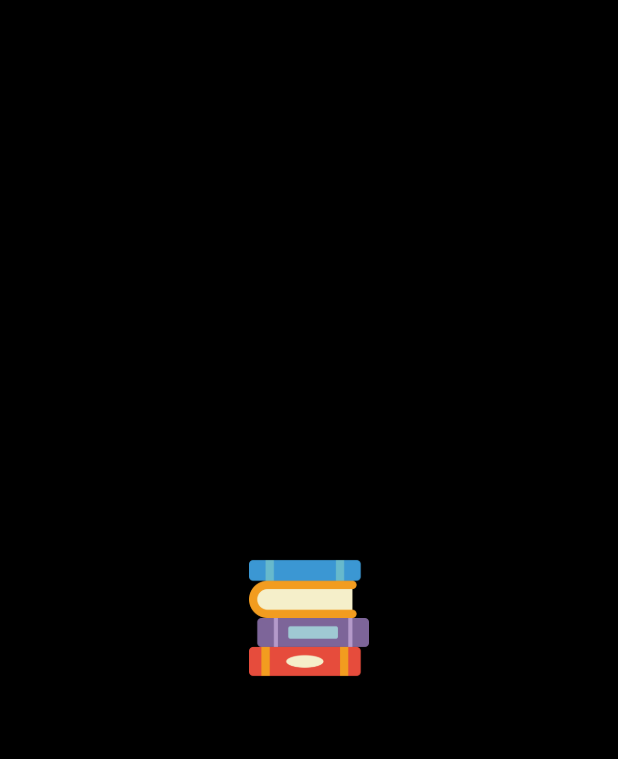
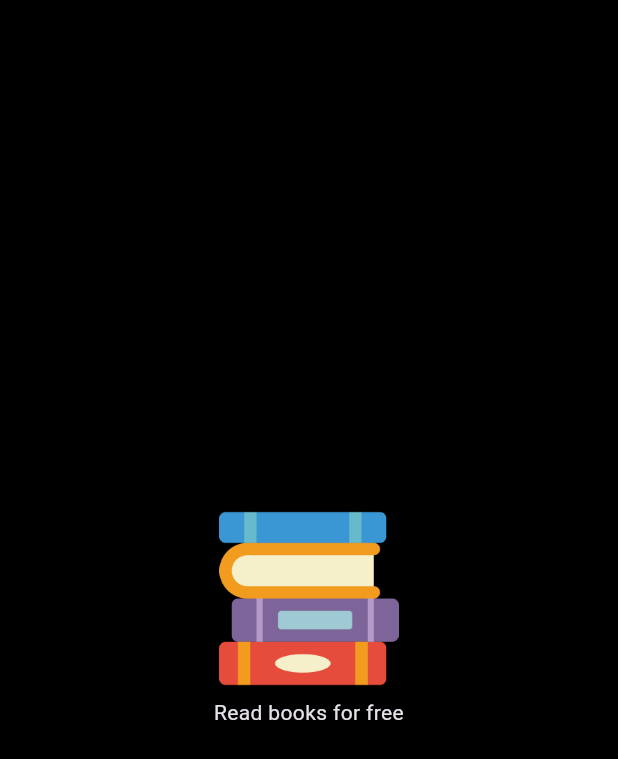
Before and after one commit to Ahmedyehia122/Bookly-App, a Flutter app: the screen it shows after launch, on a phone screen of 412 x 824 dp. Shown: the top 759 px of the screen. Run offline on Flutter 3.47's test engine with Material 3 defaults, Android fonts, the phone set to English and light mode, and no system bars; our stand-ins replace flutter_screenutil, get.

Commit message:
change theme & add text to splash view

```diff
--- a/lib/app.dart
+++ b/lib/app.dart
@@ -1,6 +1,7 @@
 import 'package:bookly_app/core/constants/colors.dart';
 import 'package:bookly_app/features/splash/presentation/views/splash_view.dart';
 import 'package:flutter/material.dart';
+import 'package:flutter_screenutil/flutter_screenutil.dart';
 import 'package:get/get.dart';
 
 class BooklyApp extends StatelessWidget {
@@ -8,12 +9,16 @@ class BooklyApp extends StatelessWidget {
 
   @override
   Widget build(BuildContext context) {
-    return GetMaterialApp(
-      debugShowCheckedModeBanner: false,
-      theme: ThemeData(
-        scaffoldBackgroundColor: AppColors.kPrimaryColor,
+    return ScreenUtilInit(
+      designSize: const Size(360, 690),
+      minTextAdapt: true,
+      splitScreenMode: true,
+      child: GetMaterialApp(
+        debugShowCheckedModeBanner: false,
+        theme: ThemeData.dark()
+            .copyWith(scaffoldBackgroundColor: AppColors.kPrimaryColor),
+        home: const SplashView(),
       ),
-      home: const SplashView(),
     );
   }
 }
--- a/lib/features/splash/presentation/views/widgets/splash_view_body.dart
+++ b/lib/features/splash/presentation/views/widgets/splash_view_body.dart
@@ -1,5 +1,6 @@
 import 'package:bookly_app/core/constants/images.dart';
 import 'package:flutter/material.dart';
+import 'package:flutter_screenutil/flutter_screenutil.dart';
 
 class SplashViewBody extends StatelessWidget {
   const SplashViewBody({super.key});
@@ -7,17 +8,23 @@ class SplashViewBody extends StatelessWidget {
   @override
   Widget build(BuildContext context) {
     return SafeArea(
-      child: Center(
       child: Column(
         mainAxisAlignment: MainAxisAlignment.center,
+        crossAxisAlignment: CrossAxisAlignment.stretch,
         children: [
           Image.asset(
             AppImages.logo,
-              width: 80,
-              height: 80,
+            width: 100.w,
+            height: 100.h,
           ),
+          SizedBox(
+            height: 5.h,
+          ),
+          const Text(
+            'Read books for free',
+            textAlign: TextAlign.center,
+          )
         ],
-        ),
       ),
     );
   }
```
Also changed, not shown: pubspec.yaml (+1 -6 lines), pubspec.lock. Lines whose indentation alone changed are shown as unchanged.
